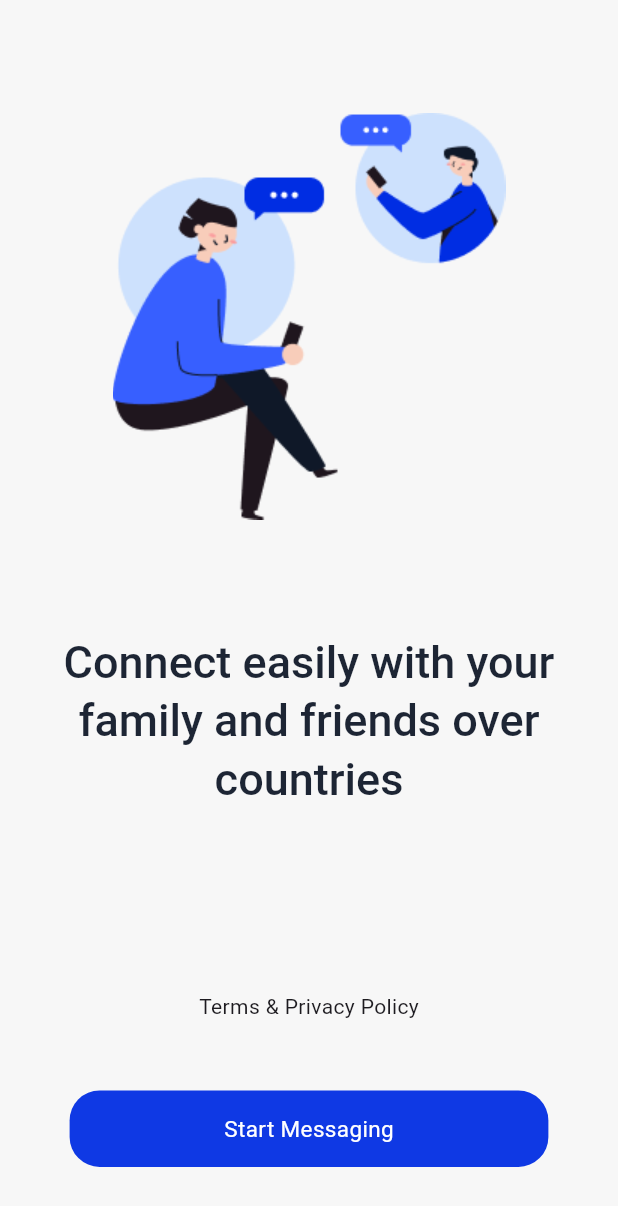
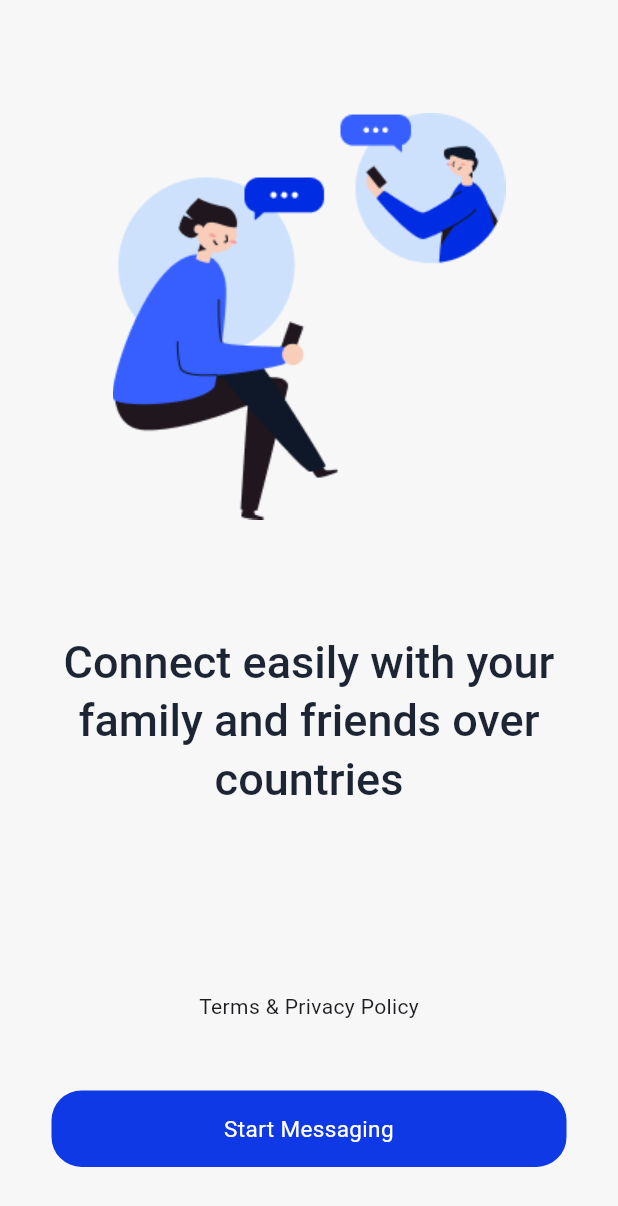
Before and after one commit to ShubhamS40/VibeChat, a Flutter app: the screen it shows after launch, on a phone screen of 412 x 824 dp. Shown: the top 1206 px of the screen. Run offline on Flutter 3.47's test engine with Material 3 defaults, Android fonts, the phone set to English and light mode, and no system bars; our stand-ins replace country_picker.

Commit message:
Verfication Screen code done

```diff
--- a/lib/components/button.dart
+++ b/lib/components/button.dart
@@ -2,11 +2,16 @@ import 'package:flutter/material.dart';
 
 class Button extends StatelessWidget {
   final String text;
-  const Button({super.key, required this.text});
+  final dynamic onTap;
+  const Button({super.key, required this.text, this.onTap});
+
 
   @override
   Widget build(BuildContext context) {
-    return Container(
+    return GestureDetector(
+      onTap: onTap,
+      child: Container(
+        width: MediaQuery.of(context).size.width/1.2,
         padding: EdgeInsets.symmetric(
             horizontal: MediaQuery.of(context).size.width / 4, vertical: 15),
         decoration: BoxDecoration(
@@ -15,6 +20,8 @@ class Button extends StatelessWidget {
           text,
           style: TextStyle(
               color: Colors.white, fontSize: 15, fontWeight: FontWeight.w400),
+          textAlign: TextAlign.center,
+        ),
       ),
     );
   }
--- a/lib/main.dart
+++ b/lib/main.dart
@@ -1,4 +1,5 @@
 import 'package:flutter/material.dart';
+import 'package:vibechat/screen/verification.dart';
 import 'package:vibechat/screen/walkthrough.dart';
 
 void main() {
@@ -22,7 +23,7 @@ class MyApp extends StatelessWidget {
                   color: Color(0xF00F1828),
                   fontSize: 30,
                   fontWeight: FontWeight.w500),
-              headlineSmall: TextStyle(fontSize: 10, color: Colors.black)),
+              headlineSmall: TextStyle(fontSize: 15, color: Colors.black,fontWeight: FontWeight.w100)),
 
           // This is the theme of your application.
           colorScheme: ColorScheme.fromSeed(seedColor: Colors.deepPurple),
--- a/lib/screen/walkthrough.dart
+++ b/lib/screen/walkthrough.dart
@@ -1,5 +1,6 @@
 import 'package:flutter/material.dart';
 import 'package:vibechat/components/button.dart';
+import 'package:vibechat/screen/verification.dart';
 
 class Walkthrough extends StatelessWidget {
   const Walkthrough({super.key});
@@ -33,7 +34,9 @@ class Walkthrough extends StatelessWidget {
               height: 30,
             ),
             Text("Terms & Privacy Policy"),
-            Button(text: "Start Messaging")
+            Button(text: "Start Messaging",onTap: (){
+              Navigator.push(context, MaterialPageRoute(builder: (context)=>Verification()));
+            },)
           ],
         ),
       )),
--- a/pubspec.yaml
+++ b/pubspec.yaml
@@ -35,6 +35,7 @@ dependencies:
   # The following adds the Cupertino Icons font to your application.
   # Use with the CupertinoIcons class for iOS style icons.
   cupertino_icons: ^1.0.8
+  country_picker: ^2.0.27
 
 dev_dependencies:
   flutter_test:
```
Also changed, not shown: lib/screen/verification.dart (added, +91 -0 lines), pubspec.lock. Lines whose indentation alone changed are shown as unchanged.
